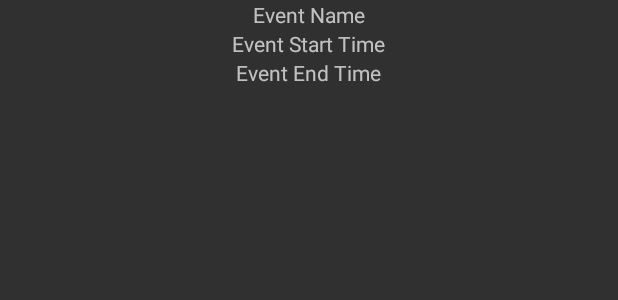
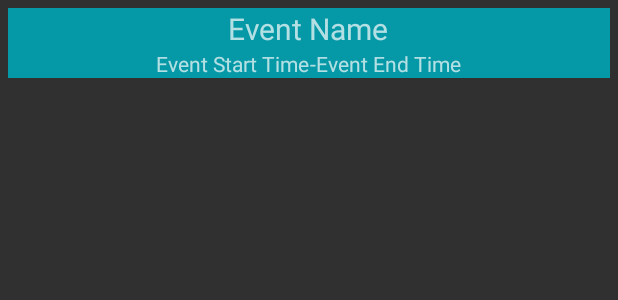
Before and after one commit to pferner710/ClassScheduleAIT, an Android app: the layout event_row_item.xml on its own in the app's theme, with its tools: preview values and no code run, on a phone screen of 412 x 824 dp. Shown: the top 300 px of the screen. Run offline under Robolectric (Android 15) with nearby library versions, the phone set to English and light mode, and no system bars.

Commit message:
event row UI fix

```diff
--- a/app/src/main/res/layout/event_row_item.xml
+++ b/app/src/main/res/layout/event_row_item.xml
@@ -1,31 +1,48 @@
 <?xml version="1.0" encoding="utf-8"?>
 <LinearLayout xmlns:android="http://schemas.android.com/apk/res/android"
     android:orientation="vertical" android:layout_width="match_parent"
-    android:layout_height="wrap_content">
+    android:layout_height="wrap_content"
+    android:background="#0598a6"
+    android:layout_margin="5dp"
+    >
 
     <TextView
         android:layout_width="wrap_content"
         android:layout_height="wrap_content"
         android:layout_gravity="center"
         android:hint="Event Name"
+        android:textSize="20sp"
         android:id="@+id/tvEventName"
         />
 
-    <TextView
+    <LinearLayout
         android:layout_width="wrap_content"
         android:layout_height="wrap_content"
-        android:hint="Event Start Time"
-        android:id="@+id/tvEventStartTime"
         android:layout_gravity="center"
-        />
+        android:orientation="horizontal">
 
-    <TextView
-        android:layout_width="wrap_content"
-        android:layout_height="wrap_content"
-        android:hint="Event End Time"
-        android:id="@+id/tvEventEndTime"
-        android:layout_gravity="center"
-        />
+        <TextView
+            android:id="@+id/tvEventStartTime"
+            android:layout_width="wrap_content"
+            android:layout_height="wrap_content"
+            android:hint="Event Start Time"
+            />
+
+        <TextView
+            android:layout_width="wrap_content"
+            android:layout_height="wrap_content"
+            android:text="-"
+            />
+
+        <TextView
+            android:id="@+id/tvEventEndTime"
+            android:layout_width="wrap_content"
+            android:layout_height="wrap_content"
+            android:hint="Event End Time" />
+
+    </LinearLayout>
+
+
 
 
 </LinearLayout>
```
